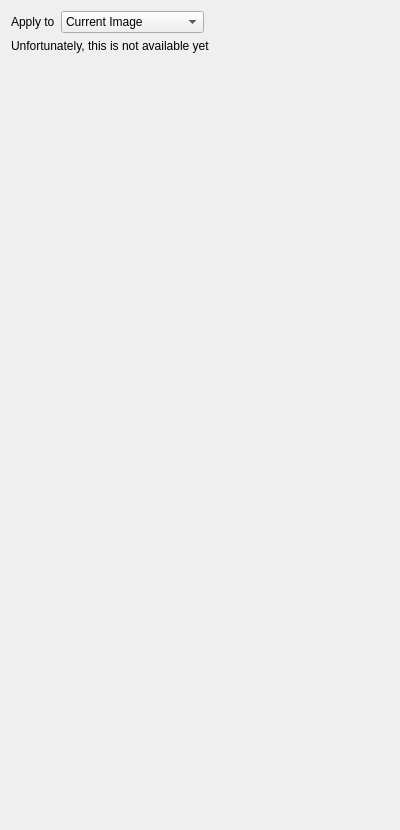
spirit-code/spirit, file ui-cpp/ui/HamiltonianGaussianWidget.ui: the form before one commit.
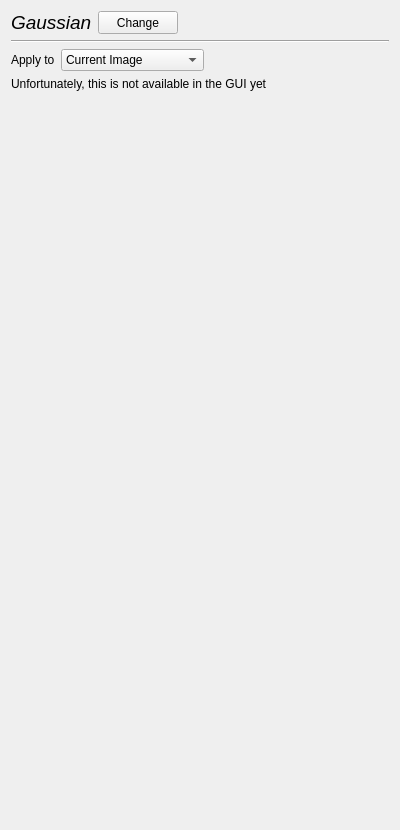
The form after the commit.

Commit message: UI-QT: added widget for micromagnetic Hamiltonian. Also added the ability to switch between Hamiltonians from the GUI.

```diff
--- a/ui-cpp/ui/HamiltonianGaussianWidget.ui
+++ b/ui-cpp/ui/HamiltonianGaussianWidget.ui
@@ -14,7 +14,77 @@
    <string>Form</string>
   </property>
   <layout class="QGridLayout" name="gridLayout">
-   <item row="0" column="0">
+   <item row="2" column="0">
+    <layout class="QGridLayout" name="gridLayout_2">
+     <item row="0" column="1">
+      <widget class="QPushButton" name="pushButton_changeHamiltonian">
+       <property name="maximumSize">
+        <size>
+         <width>16777215</width>
+         <height>25</height>
+        </size>
+       </property>
+       <property name="text">
+        <string>Change</string>
+       </property>
+      </widget>
+     </item>
+     <item row="0" column="0">
+      <widget class="QLabel" name="label_2">
+       <property name="font">
+        <font>
+         <pointsize>14</pointsize>
+         <italic>true</italic>
+        </font>
+       </property>
+       <property name="text">
+        <string>Gaussian</string>
+       </property>
+      </widget>
+     </item>
+     <item row="0" column="2">
+      <spacer name="horizontalSpacer">
+       <property name="orientation">
+        <enum>Qt::Horizontal</enum>
+       </property>
+       <property name="sizeHint" stdset="0">
+        <size>
+         <width>40</width>
+         <height>20</height>
+        </size>
+       </property>
+      </spacer>
+     </item>
+    </layout>
+   </item>
+   <item row="5" column="0">
+    <widget class="QLabel" name="label">
+     <property name="text">
+      <string>Unfortunately, this is not available in the GUI yet</string>
+     </property>
+    </widget>
+   </item>
+   <item row="3" column="0">
+    <widget class="Line" name="line">
+     <property name="orientation">
+      <enum>Qt::Horizontal</enum>
+     </property>
+    </widget>
+   </item>
+   <item row="6" column="0">
+    <spacer name="verticalSpacer">
+     <property name="orientation">
+      <enum>Qt::Vertical</enum>
+     </property>
+     <property name="sizeHint" stdset="0">
+      <size>
+       <width>20</width>
+       <height>40</height>
+      </size>
+     </property>
+    </spacer>
+   </item>
+   <item row="4" column="0">
     <layout class="QGridLayout" name="gridLayout_31">
      <item row="0" column="1">
       <widget class="QComboBox" name="comboBox_Hamiltonian_Iso_ApplyTo">
@@ -69,26 +139,6 @@
      </item>
     </layout>
    </item>
-   <item row="1" column="0">
-    <widget class="QLabel" name="label">
-     <property name="text">
-      <string>Unfortunately, this is not available yet</string>
-     </property>
-    </widget>
-   </item>
-   <item row="2" column="0">
-    <spacer name="verticalSpacer">
-     <property name="orientation">
-      <enum>Qt::Vertical</enum>
-     </property>
-     <property name="sizeHint" stdset="0">
-      <size>
-       <width>20</width>
-       <height>40</height>
-      </size>
-     </property>
-    </spacer>
-   </item>
   </layout>
  </widget>
  <resources/>
```
Left out of the diff: 26 changed lines with no effect on the pictures. The commit also changes 14 other files.
